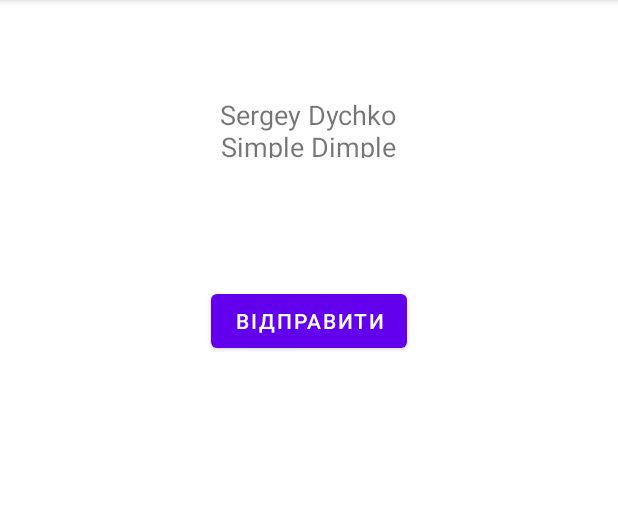
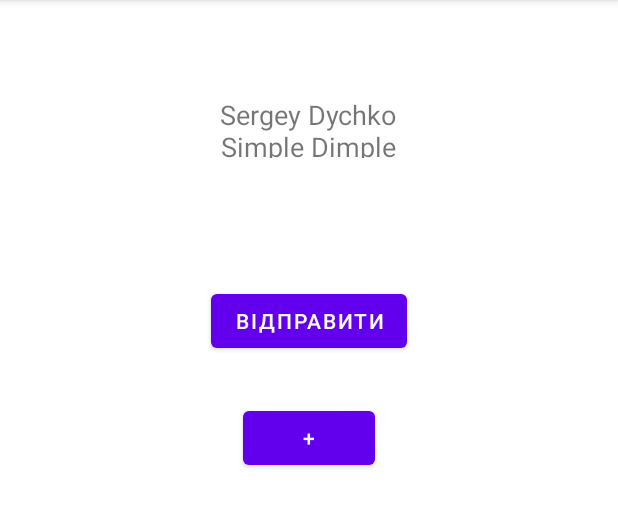
Before and after one commit to dychkos/android_students, an Android app: the screen it shows after launch (StudentsActivity), after a tap on "START", on a phone screen of 412 x 824 dp, the part 84-612 px from its top. Run offline under Robolectric (Android 15) with nearby library versions, the phone set to English and light mode, and no system bars; 1 other tap on this screen came first.

Commit message:
lb4 - life cycle

```diff
--- a/app/src/main/java/com/unrgo/students/MainActivity.java
+++ b/app/src/main/java/com/unrgo/students/MainActivity.java
@@ -1,19 +1,50 @@
 package com.unrgo.students;
 
+import androidx.annotation.NonNull;
 import androidx.appcompat.app.AppCompatActivity;
 
 import android.content.Intent;
 import android.os.Bundle;
+import android.os.Handler;
+import android.os.PersistableBundle;
 import android.view.View;
 import android.widget.Spinner;
 import android.widget.TextView;
 
+import java.util.Locale;
+
 public class MainActivity extends AppCompatActivity {
+
+    private int seconds;
+    private Boolean isRunning;
 
     @Override
     protected void onCreate(Bundle savedInstanceState) {
         super.onCreate(savedInstanceState);
         setContentView(R.layout.activity_main);
+        if(savedInstanceState != null){
+            seconds = savedInstanceState.getInt("timer");
+        }
+        runTimer();
+    }
+
+    @Override
+    protected void onStart() {
+        super.onStart();
+        isRunning = true;
+    }
+
+    @Override
+    protected void onStop() {
+        super.onStop();
+        isRunning = false;
+
+    }
+
+    @Override
+    protected void onSaveInstanceState(@NonNull Bundle outState) {
+        super.onSaveInstanceState(outState);
+        outState.putInt("timer",seconds);
     }
 
     public void onBtnClick(View view){
@@ -24,4 +55,23 @@ public class MainActivity extends AppCompatActivity {
         startActivity(intent);
 
     }
+
+    private void runTimer(){
+        final TextView timeView = (TextView)findViewById(R.id.timer);
+        final Handler handler = new Handler();
+        handler.post(new Runnable() {
+            @Override
+            public void run() {
+                int hours = seconds/3600;
+                int minutes = (seconds%3600)/60;
+                int sesc = seconds%60;
+                String time = String.format(Locale.getDefault(),"%d:%02d:%02d",hours,minutes,sesc);
+                timeView.setText(time);
+                if(isRunning){
+                    seconds++;
+                }
+                handler.postDelayed(this,1000);
+            }
+        });
+    }
 }
--- a/app/src/main/java/com/unrgo/students/StudentsActivity.java
+++ b/app/src/main/java/com/unrgo/students/StudentsActivity.java
@@ -1,13 +1,17 @@
 package com.unrgo.students;
 
+import androidx.annotation.NonNull;
 import androidx.appcompat.app.AppCompatActivity;
 
 import android.content.Intent;
 import android.os.Bundle;
+import android.util.TypedValue;
 import android.view.View;
 import android.widget.TextView;
 
 public class StudentsActivity extends AppCompatActivity {
+
+    private  float textSize;
 
     @Override
     protected void onCreate(Bundle savedInstanceState) {
@@ -24,6 +28,15 @@ public class StudentsActivity extends AppCompatActivity {
 
         TextView textView  = (TextView) findViewById(R.id.text);
         textView.setText(txtStudents.toString());
+
+        textSize = textView.getTextSize();
+
+        if(savedInstanceState != null){
+            textSize = savedInstanceState.getFloat("textSize");
+            textView.setTextSize(TypedValue.COMPLEX_UNIT_PX,textSize);
+
+
+        }
     }
 
     public void onBtnSendClick(View view){
@@ -35,5 +48,16 @@ public class StudentsActivity extends AppCompatActivity {
         startActivity(intent);
     }
 
+    public void onBtnPlusClick(View view){
+        textSize *=1.1f;
+        TextView textView = findViewById(R.id.text);
+        textView.setTextSize(TypedValue.COMPLEX_UNIT_PX,textSize);
 
+    }
+
+    @Override
+    protected void onSaveInstanceState(@NonNull Bundle outState) {
+        super.onSaveInstanceState(outState);
+        outState.putFloat("textSize",textSize);
+    }
 }
--- a/app/src/main/res/layout/activity_students.xml
+++ b/app/src/main/res/layout/activity_students.xml
@@ -27,5 +27,15 @@
         android:onClick="onBtnSendClick"
         android:text="@string/btn_send" />
 
+    <Button
+        android:id="@+id/button3"
+        android:layout_width="wrap_content"
+        android:layout_height="wrap_content"
+        android:layout_alignParentTop="true"
+        android:layout_centerHorizontal="true"
+        android:layout_marginTop="268dp"
+        android:onClick="onBtnPlusClick"
+        android:text="+" />
+
 
 </RelativeLayout>
```
Also changed, not shown: app/src/main/res/layout/activity_main.xml (+10 -0 lines).
